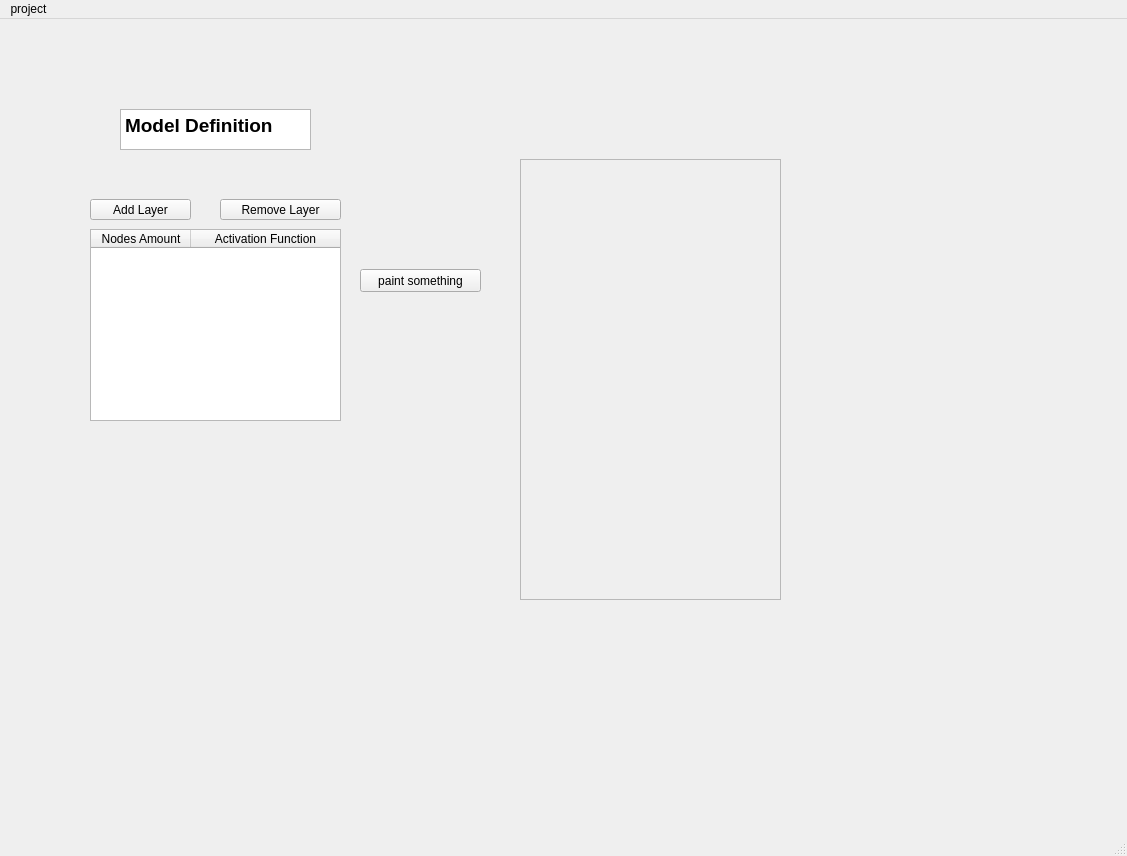
Before: the Qt Designer form ann_gui.ui in omerivlin/ann_gui, drawn with Qt 5.
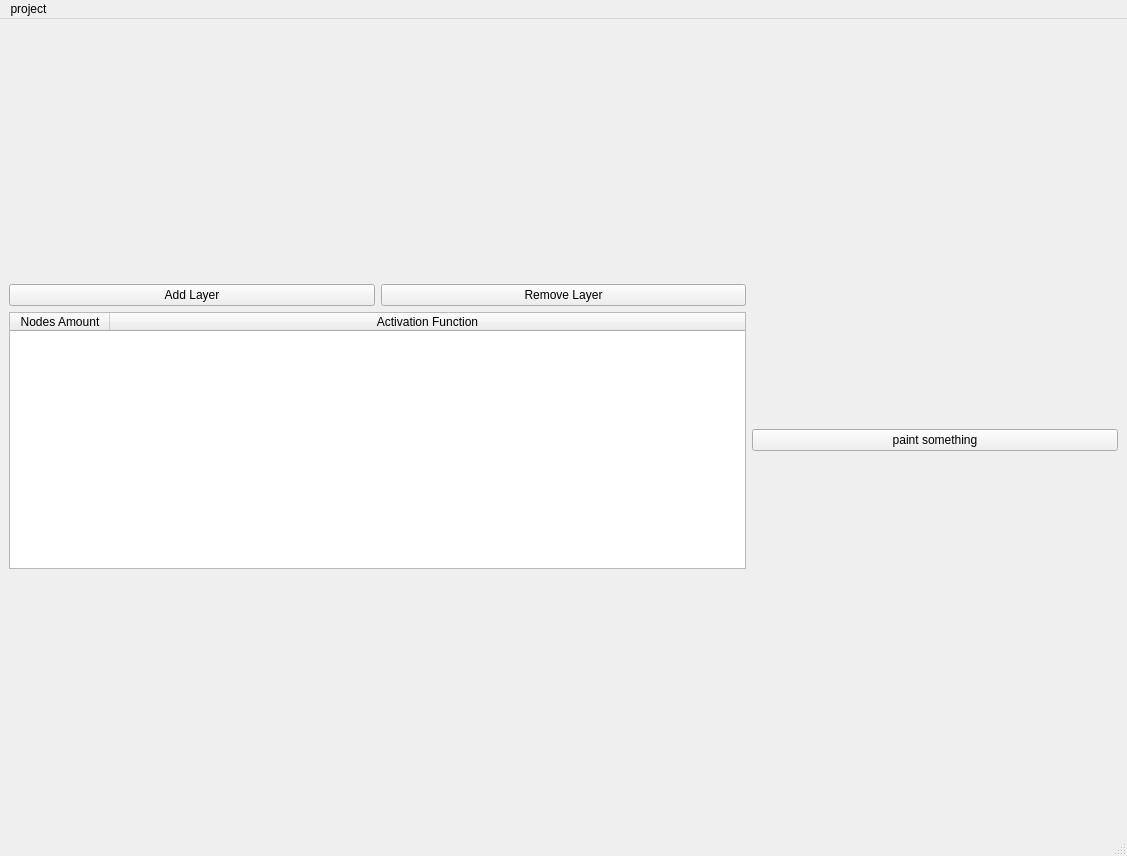
After: the same form once the commit is applied.

Commit message: Changed the layout and added the network drawing

The edit to the form file:
```diff
--- a/ann_gui.ui
+++ b/ann_gui.ui
@@ -14,35 +14,18 @@
    <string>MainWindow</string>
   </property>
   <widget class="QWidget" name="centralwidget">
-   <widget class="QPlainTextEdit" name="plainTextEdit">
-    <property name="geometry">
-     <rect>
-      <x>120</x>
-      <y>90</y>
-      <width>191</width>
-      <height>41</height>
-     </rect>
-    </property>
-    <property name="font">
-     <font>
-      <pointsize>14</pointsize>
-      <weight>75</weight>
-      <bold>true</bold>
-     </font>
-    </property>
-    <property name="plainText">
-     <string>Model Definition</string>
-    </property>
-   </widget>
+   <layout class="QGridLayout" name="gridLayout_2">
+    <item row="0" column="0">
+     <layout class="QGridLayout" name="main_grid_layout">
+      <item row="2" column="2">
+       <widget class="QPushButton" name="remove_layer_button">
+        <property name="text">
+         <string>Remove Layer</string>
+        </property>
+       </widget>
+      </item>
+      <item row="3" column="1" colspan="2">
    <widget class="QTableWidget" name="tableWidget">
-    <property name="geometry">
-     <rect>
-      <x>90</x>
-      <y>210</y>
-      <width>251</width>
-      <height>192</height>
-     </rect>
-    </property>
     <attribute name="horizontalHeaderStretchLastSection">
      <bool>true</bool>
     </attribute>
@@ -60,61 +43,50 @@
      </property>
     </column>
    </widget>
-   <widget class="QPushButton" name="add_layer_button">
-    <property name="geometry">
-     <rect>
-      <x>90</x>
-      <y>180</y>
-      <width>101</width>
-      <height>21</height>
-     </rect>
-    </property>
-    <property name="text">
-     <string>Add Layer</string>
-    </property>
-   </widget>
-   <widget class="QPushButton" name="remove_layer_button">
-    <property name="geometry">
-     <rect>
-      <x>220</x>
-      <y>180</y>
-      <width>121</width>
-      <height>21</height>
-     </rect>
-    </property>
-    <property name="text">
-     <string>Remove Layer</string>
-    </property>
-   </widget>
+      </item>
+      <item row="4" column="1" colspan="2">
+       <spacer name="verticalSpacer_2">
+        <property name="orientation">
+         <enum>Qt::Vertical</enum>
+        </property>
+        <property name="sizeHint" stdset="0">
+         <size>
+          <width>20</width>
+          <height>40</height>
+         </size>
+        </property>
+       </spacer>
+      </item>
+      <item row="0" column="1" colspan="2">
+       <spacer name="verticalSpacer">
+        <property name="orientation">
+         <enum>Qt::Vertical</enum>
+        </property>
+        <property name="sizeHint" stdset="0">
+         <size>
+          <width>20</width>
+          <height>40</height>
+         </size>
+        </property>
+       </spacer>
+      </item>
+      <item row="3" column="3">
    <widget class="QPushButton" name="paint_button">
-    <property name="geometry">
-     <rect>
-      <x>360</x>
-      <y>250</y>
-      <width>121</width>
-      <height>23</height>
-     </rect>
-    </property>
     <property name="text">
      <string>paint something</string>
     </property>
    </widget>
-   <widget class="QFrame" name="frame">
-    <property name="geometry">
-     <rect>
-      <x>520</x>
-      <y>140</y>
-      <width>261</width>
-      <height>441</height>
-     </rect>
-    </property>
-    <property name="frameShape">
-     <enum>QFrame::StyledPanel</enum>
-    </property>
-    <property name="frameShadow">
-     <enum>QFrame::Raised</enum>
-    </property>
-   </widget>
+      </item>
+      <item row="2" column="1">
+       <widget class="QPushButton" name="add_layer_button">
+        <property name="text">
+         <string>Add Layer</string>
+        </property>
+       </widget>
+      </item>
+     </layout>
+    </item>
+   </layout>
   </widget>
   <widget class="QMenuBar" name="menubar">
    <property name="geometry">
```
Lines whose indentation alone changed are shown as unchanged. The commit also changes 1 other file.
